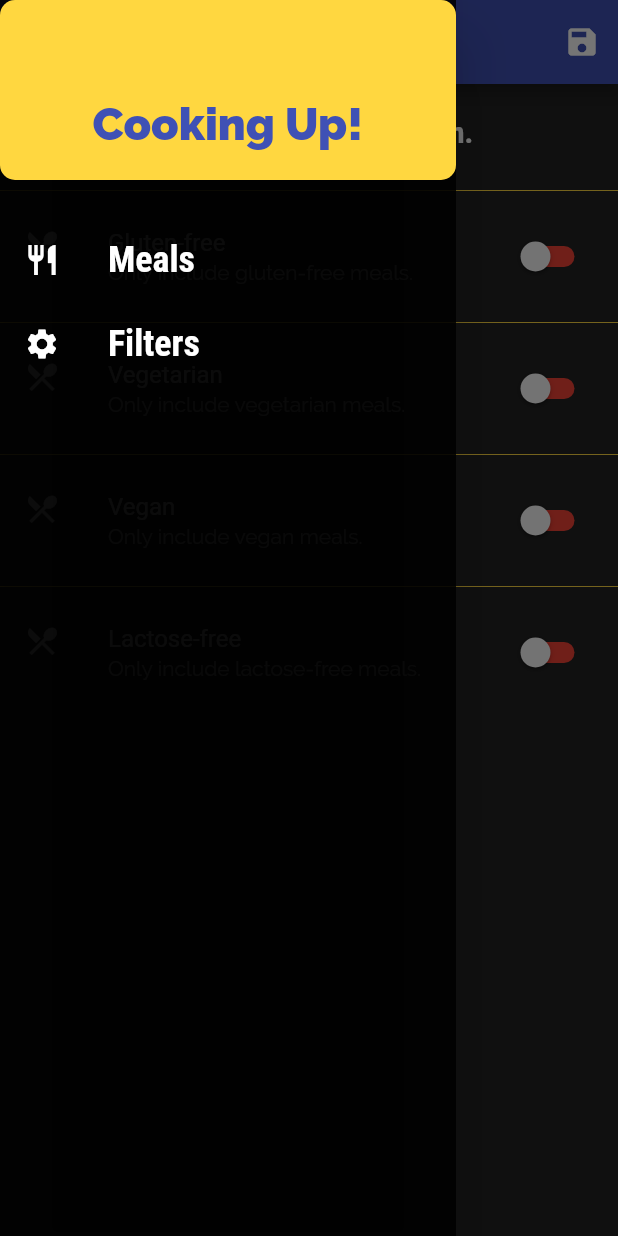
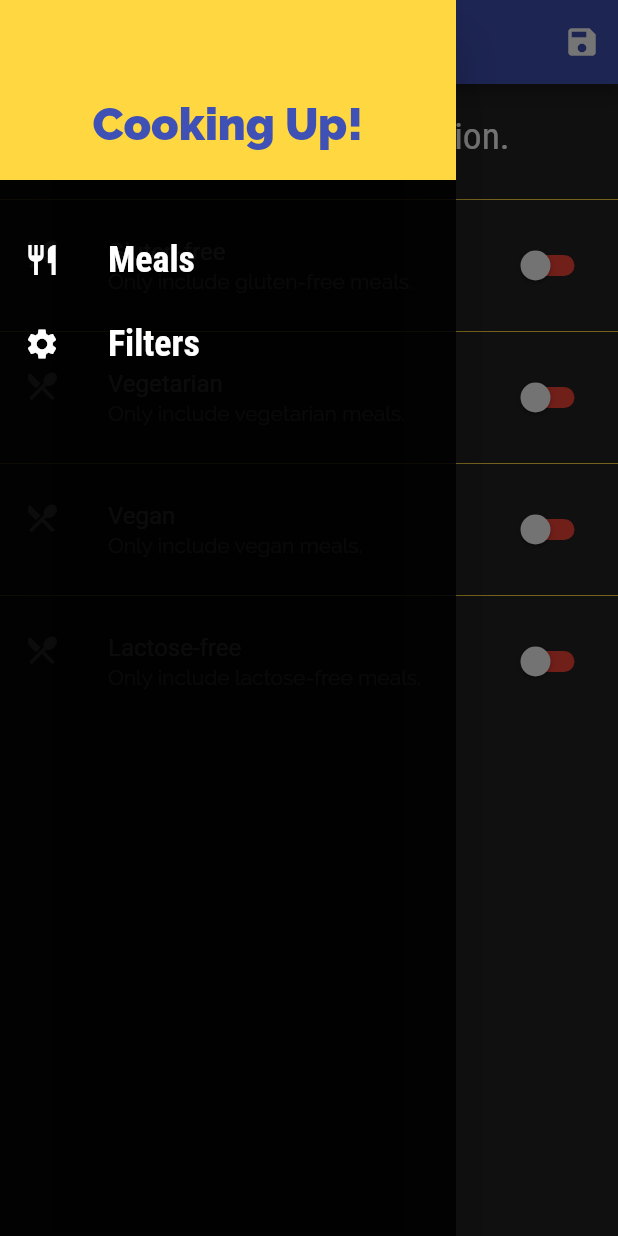
Before and after one commit to manlikeked1/Meal-App, a Flutter app: the FiltersScreen screen opened by its route, with the side drawer open, on a phone screen of 412 x 824 dp. Run offline on Flutter 3.47's test engine with Material 2 defaults, Android fonts, the phone set to English and light mode, and no system bars.

Commit message:
minor commit

```diff
--- a/lib/screens/filters_screen.dart
+++ b/lib/screens/filters_screen.dart
@@ -89,8 +89,11 @@ class _FiltersScreenState extends State<FiltersScreen> {
             padding: EdgeInsets.all(20),
             child: Text(
               'Adjust your meal selection.',
-              style: Theme.of(context).textTheme.title,
-              // style: TextStyle(color: Colors.white),
+              // style: Theme.of(context).textTheme.title,
+              style: TextStyle(
+                  color: Colors.white,
+                  fontSize: 25,
+                  fontFamily: "RobotoCondensed"),
             ),
           ),
           Divider(
--- a/lib/widgets/main_drawer.dart
+++ b/lib/widgets/main_drawer.dart
@@ -40,9 +40,10 @@ class MainDrawer extends StatelessWidget {
             alignment: Alignment.bottomCenter,
             // color: Theme.of(context).accentColor,//This gives the background color to the container
             decoration: BoxDecoration(
-                color: Theme.of(context).accentColor,
-                borderRadius: BorderRadius.circular(
-                    10)), //This is a feature on flutter that helps you to add more than one form of decoration
+              color: Theme.of(context).accentColor,
+              // borderRadius: BorderRadius.circular(
+              //     10),
+            ), //This is a feature on flutter that helps you to add more than one form of decoration
             child: Text(
               'Cooking Up!',
               style: TextStyle(
```
Also changed, not shown: lib/widgets/meal_item.dart (+4 -4 lines).
